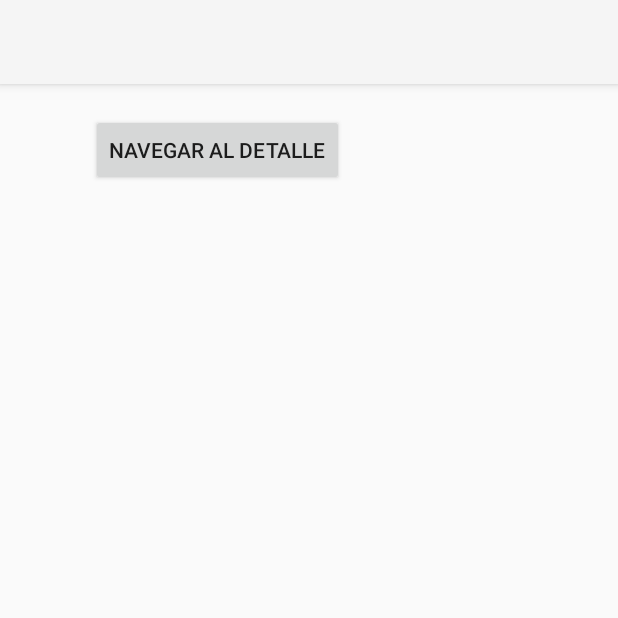
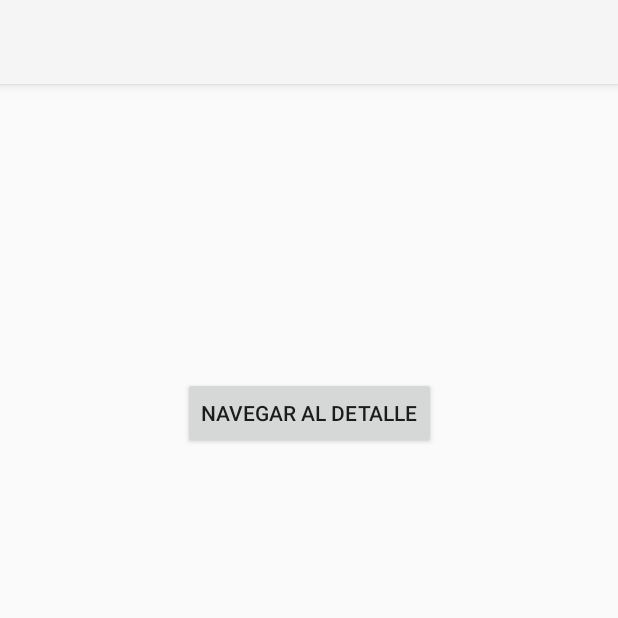
Before and after one commit to JoaoVictorVila-FP/DWES, an Android app: the screen it shows after launch (CatalogActivity), on a phone screen of 412 x 824 dp, the top half of it. Run offline under Robolectric (Android 15) with nearby library versions, the light colour scheme and no system bars.

Commit message:
Correcion Tarea 2 Sprint 3

```diff
--- a/sprint3android/MyCatalog/app/src/main/res/layout/activity_catalog.xml
+++ b/sprint3android/MyCatalog/app/src/main/res/layout/activity_catalog.xml
@@ -16,8 +16,9 @@
 
         app:layout_constraintStart_toStartOf="parent"
         app:layout_constraintEnd_toEndOf="parent"
-        app:layout_constraintHorizontal_bias="0.25"
+        app:layout_constraintVertical_bias="0.25"
         app:layout_constraintTop_toTopOf="parent"
+        app:layout_constraintBottom_toBottomOf="parent"
         android:layout_marginTop="20dp" />
 
 </androidx.constraintlayout.widget.ConstraintLayout>
```
Also changed, not shown: sprint3android/MyCatalog/app/src/main/res/layout/activity_main.xml (deleted, +0 -18 lines).
